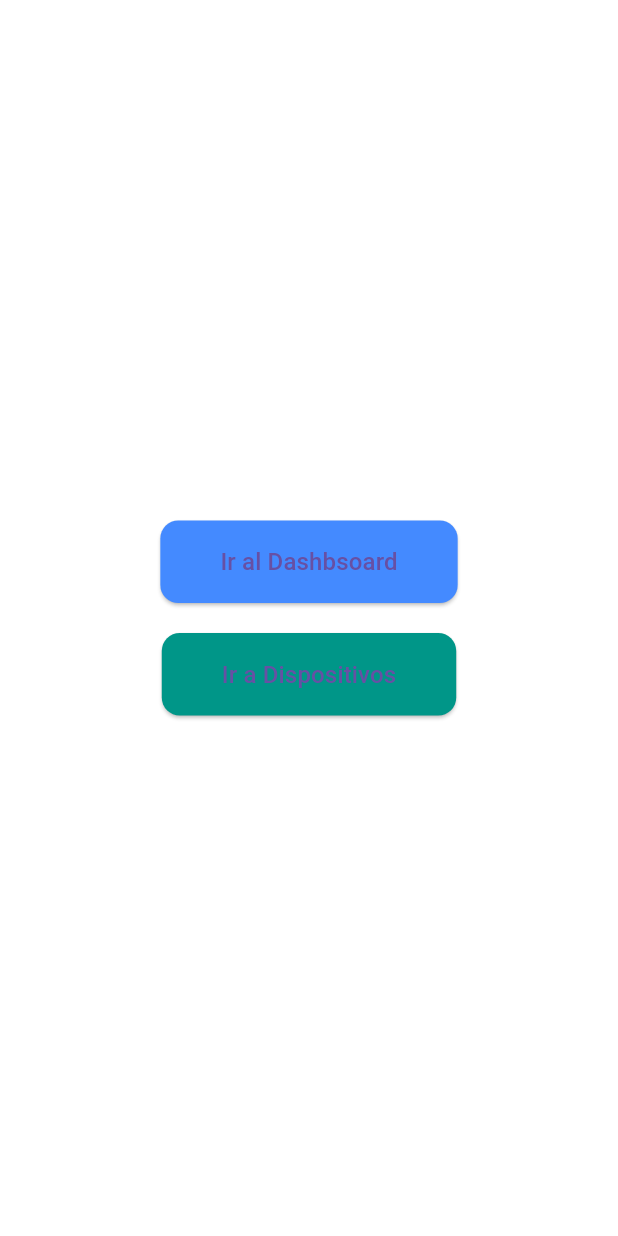
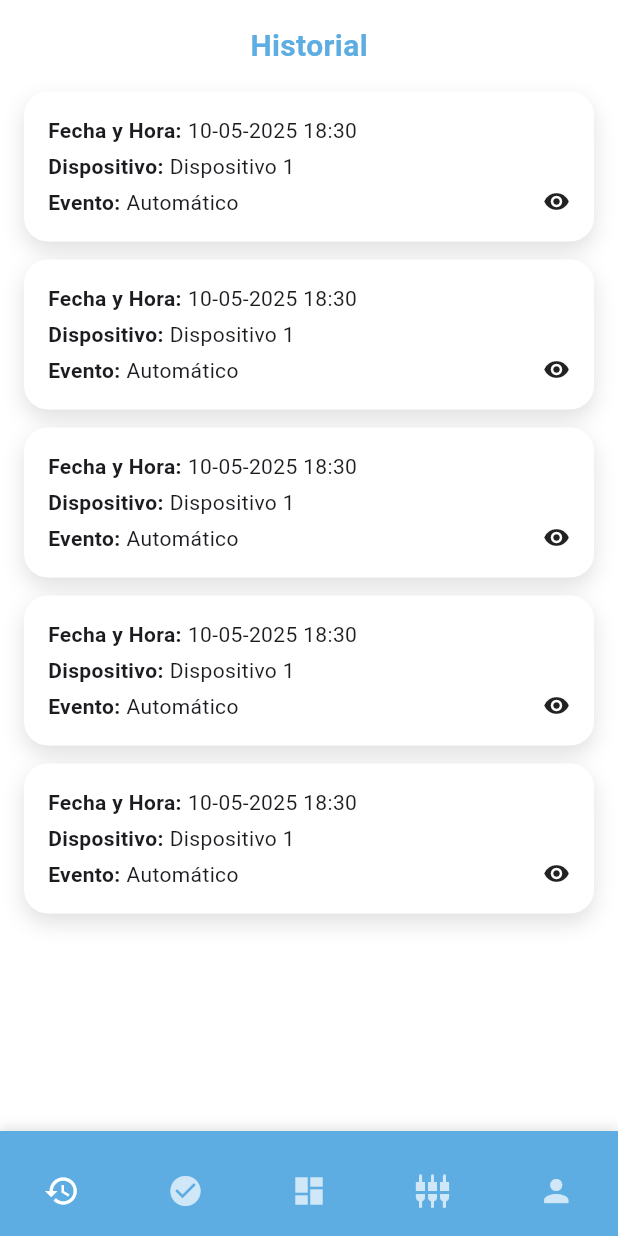
Before and after one commit to Iot-Grupo2-Chakiy/MobileAppFlutter, a Flutter app: the screen it shows after launch, on a phone screen of 412 x 824 dp. Run offline on Flutter 3.47's test engine with Material 3 defaults, Android fonts, the phone set to English and light mode, and no system bars; our stand-ins replace syncfusion_flutter_gauges; Roboto replaces fonts that are missing (Poppins).

```diff
--- a/lib/dashboard.dart
+++ b/lib/dashboard.dart
@@ -30,7 +30,7 @@ class _DashboardScreenState extends State<DashboardScreen> {
                   style: TextStyle(
                     fontWeight: FontWeight.bold,
                     fontSize: 18,
-                    color: Color(0xFF3A88D0),
+                    color: Color(0xFF5DADE2),
                   ),
                 ),
               ),
@@ -68,7 +68,7 @@ class _DashboardScreenState extends State<DashboardScreen> {
             style: const TextStyle(
               fontWeight: FontWeight.bold,
               fontSize: 16,
-              color: Color(0xFF3A88D0),
+              color: Color(0xFF5DADE2),
             ),
           ),
           const SizedBox(height: 8),
--- /dev/null
+++ b/lib/historial.dart
@@ -0,0 +1,100 @@
+import 'package:flutter/material.dart';
+
+class HistorialScreen extends StatefulWidget {
+  const HistorialScreen({super.key});
+
+  @override
+  State<HistorialScreen> createState() => _HistorialScreenState();
+}
+
+class _HistorialScreenState extends State<HistorialScreen> {
+  Widget _buildHistoryCard() {
+    return Container(
+      margin: const EdgeInsets.only(bottom: 12),
+      padding: const EdgeInsets.all(16),
+      decoration: BoxDecoration(
+        color: Colors.white,
+        borderRadius: BorderRadius.circular(16),
+        boxShadow: const [
+          BoxShadow(
+            color: Colors.black12,
+            offset: Offset(0, 6),
+            blurRadius: 12,
+          ),
+        ],
+      ),
+      child: Column(
+        crossAxisAlignment: CrossAxisAlignment.start,
+        children: [
+          _buildLabelRow('Fecha y Hora:', '10-05-2025 18:30'),
+          const SizedBox(height: 4),
+          _buildLabelRow('Dispositivo:', 'Dispositivo 1'),
+          const SizedBox(height: 4),
+          _buildLabelRow('Evento:', 'Automático', icon: Icons.remove_red_eye),
+        ],
+      ),
+    );
+  }
+
+  Widget _buildLabelRow(String label, String value, {IconData? icon}) {
+    return Row(
+      crossAxisAlignment: CrossAxisAlignment.start,
+      children: [
+        Text(
+          label,
+          style: const TextStyle(fontWeight: FontWeight.bold, fontFamily: 'Poppins'
+          ),
+        ),
+        const SizedBox(width: 4),
+        Expanded(
+          child: Text(value),
+        ),
+        if (icon != null)
+          Icon(
+            icon,
+            size: 18,
+            color: Colors.black87,
+          ),
+      ],
+    );
+  }
+
+  @override
+  Widget build(BuildContext context) {
+    return Scaffold(
+      backgroundColor: Colors.white,
+      body: SafeArea(
+        child: Padding(
+          padding: const EdgeInsets.all(16),
+          child: Column(
+            children: [
+              const Center(
+                child: Text(
+                  'Historial',
+                  style: TextStyle(
+                    fontWeight: FontWeight.bold,
+                    fontSize: 20,
+                    fontFamily: 'Poppins',
+                      color: Color(0xFF5DADE2)
+                  ),
+                ),
+              ),
+              const SizedBox(height: 16),
+              Expanded(
+                child: ListView(
+                  children: [
+                    _buildHistoryCard(),
+                    _buildHistoryCard(),
+                    _buildHistoryCard(),
+                    _buildHistoryCard(),
+                    _buildHistoryCard(),
+                  ],
+                ),
+              ),
+            ],
+          ),
+        ),
+      ),
+    );
+  }
+}
--- a/lib/main.dart
+++ b/lib/main.dart
@@ -2,10 +2,10 @@ import 'package:flutter/material.dart';
 import 'dashboard.dart';
 import 'devices.dart';
 import 'routines.dart';
+import 'historial.dart';
+import 'public/custom-nav-bar.dart';
 
-void main() {
-  runApp(const MyApp());
-}
+void main() => runApp(const MyApp());
 
 class MyApp extends StatelessWidget {
   const MyApp({super.key});
@@ -14,63 +14,51 @@ class MyApp extends StatelessWidget {
   Widget build(BuildContext context) {
     return MaterialApp(
       debugShowCheckedModeBanner: false,
-      title: 'Selector de Pantalla',
-      home: HomeScreen(),
+      title: 'App Principal',
+      home: const HomeWithNavBar(),
     );
   }
 }
 
-class HomeScreen extends StatelessWidget {
-  const HomeScreen({super.key});
+class HomeWithNavBar extends StatefulWidget {
+  const HomeWithNavBar({super.key});
+
+  @override
+  State<HomeWithNavBar> createState() => _HomeWithNavBarState();
+}
+
+class _HomeWithNavBarState extends State<HomeWithNavBar> {
+  int _currentIndex = 0;
+
+  final List<Widget> _screens = [
+    HistorialScreen(),
+    RutinasScreen(),
+    DashboardScreen(),
+    DevicesScreen(),
+    PlaceholderScreen(),
+  ];
 
   @override
   Widget build(BuildContext context) {
     return Scaffold(
-      backgroundColor: Colors.white,
-      body: SafeArea(
-        child: Center(
-          child: Column(
-            mainAxisAlignment: MainAxisAlignment.center,
-            children: [
-              ElevatedButton(
-                onPressed: () {
-                  Navigator.push(
-                    context,
-                    MaterialPageRoute(builder: (_) => RutinasScreen()),
-                  );
-                },
-                style: ElevatedButton.styleFrom(
-                  backgroundColor: Colors.blueAccent,
-                  padding: const EdgeInsets.symmetric(horizontal: 40, vertical: 16),
-                  shape: RoundedRectangleBorder(borderRadius: BorderRadius.circular(12)),
-                ),
-                child: const Text(
-                  'Ir al Dashbsoard',
-                  style: TextStyle(fontSize: 16),
-                ),
-              ),
-              const SizedBox(height: 20),
-              ElevatedButton(
-                onPressed: () {
-                  Navigator.push(
-                    context,
-                    MaterialPageRoute(builder: (_) => DevicesScreen()),
-                  );
-                },
-                style: ElevatedButton.styleFrom(
-                  backgroundColor: Colors.teal,
-                  padding: const EdgeInsets.symmetric(horizontal: 40, vertical: 16),
-                  shape: RoundedRectangleBorder(borderRadius: BorderRadius.circular(12)),
-                ),
-                child: const Text(
-                  'Ir a Dispositivos',
-                  style: TextStyle(fontSize: 16),
-                ),
-              ),
-            ],
-          ),
-        ),
+      body: _screens[_currentIndex],
+      bottomNavigationBar: CustomBottomNavBar(
+        currentIndex: _currentIndex,
+        onTap: (int index) {
+          setState(() {
+            _currentIndex = index;
+          });
+        },
       ),
     );
   }
 }
+
+class PlaceholderScreen extends StatelessWidget {
+  @override
+  Widget build(BuildContext context) {
+    return const Scaffold(
+      body: Center(child: Text('Pantalla Perfil u otra')),
+    );
+  }
+}
--- /dev/null
+++ b/lib/public/custom-nav-bar.dart
@@ -0,0 +1,77 @@
+import 'package:flutter/material.dart';
+
+class CustomBottomNavBar extends StatelessWidget {
+  final int currentIndex;
+  final Function(int) onTap;
+
+  const CustomBottomNavBar({
+    super.key,
+    required this.currentIndex,
+    required this.onTap,
+  });
+
+  @override
+  Widget build(BuildContext context) {
+    return Container(
+      height: 70,
+      decoration: const BoxDecoration(
+        color: Color(0xFF5DADE2),
+        boxShadow: [
+          BoxShadow(
+            color: Colors.black12,
+            offset: Offset(0, -2),
+            blurRadius: 6,
+          ),
+        ],
+      ),
+      child: BottomNavigationBar(
+        backgroundColor: Colors.transparent,
+        elevation: 0,
+        selectedItemColor: Colors.white,
+        unselectedItemColor: Colors.white70,
+        currentIndex: currentIndex,
+        type: BottomNavigationBarType.fixed,
+        selectedFontSize: 0,
+        unselectedFontSize: 0,
+        onTap: onTap,
+        items: const [
+          BottomNavigationBarItem(
+            icon: Padding(
+              padding: EdgeInsets.only(top: 10),
+              child: Icon(Icons.history, size: 24),
+            ),
+            label: '',
+          ),
+          BottomNavigationBarItem(
+            icon: Padding(
+              padding: EdgeInsets.only(top: 10),
+              child: Icon(Icons.check_circle, size: 24),
+            ),
+            label: '',
+          ),
+          BottomNavigationBarItem(
+            icon: Padding(
+              padding: EdgeInsets.only(top: 10),
+              child: Icon(Icons.dashboard, size: 24),
+            ),
+            label: '',
+          ),
+          BottomNavigationBarItem(
+            icon: Padding(
+              padding: EdgeInsets.only(top: 10),
+              child: Icon(Icons.settings_input_component, size: 24),
+            ),
+            label: '',
+          ),
+          BottomNavigationBarItem(
+            icon: Padding(
+              padding: EdgeInsets.only(top: 10),
+              child: Icon(Icons.person, size: 24),
+            ),
+            label: '',
+          ),
+        ],
+      ),
+    );
+  }
+}
--- a/lib/routines.dart
+++ b/lib/routines.dart
@@ -18,7 +18,7 @@ class _RutinasScreenState extends State<RutinasScreen> {
             child: Column(
               mainAxisSize: MainAxisSize.min,
               children: [
-                const Icon(Icons.add_circle_outline, size: 48, color: Color(0xFF3A88D0)),
+                const Icon(Icons.add_circle_outline, size: 48,color: Color(0xFF5DADE2)),
                 const SizedBox(height: 12),
                 const Text(
                   'Agregar /Editar Rutina',
@@ -26,7 +26,7 @@ class _RutinasScreenState extends State<RutinasScreen> {
                   style: TextStyle(
                     fontSize: 18,
                     fontWeight: FontWeight.bold,
-                    color: Color(0xFF3A88D0),
+                    color: Color(0xFF5DADE2),
                   ),
                 ),
                 const SizedBox(height: 20),
```
